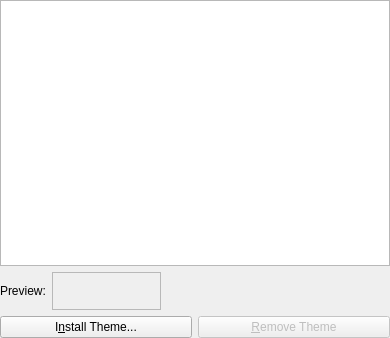
This is src/config/theme_configui.ui in KDE/konversation as Qt 5 draws it before an edit. The edited form follows.
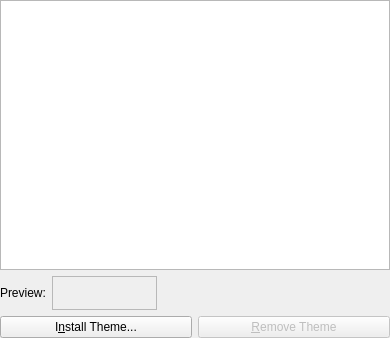
This is the edited form.

Commit message: Remove outdated <layoutdefault> from UI files

What changed in the file:
```diff
--- a/src/config/theme_configui.ui
+++ b/src/config/theme_configui.ui
@@ -208,7 +208,6 @@
    </item>
   </layout>
  </widget>
- <layoutdefault spacing="6" margin="11"/>
  <resources/>
  <connections/>
 </ui>
```
The commit also changes 19 other files.
